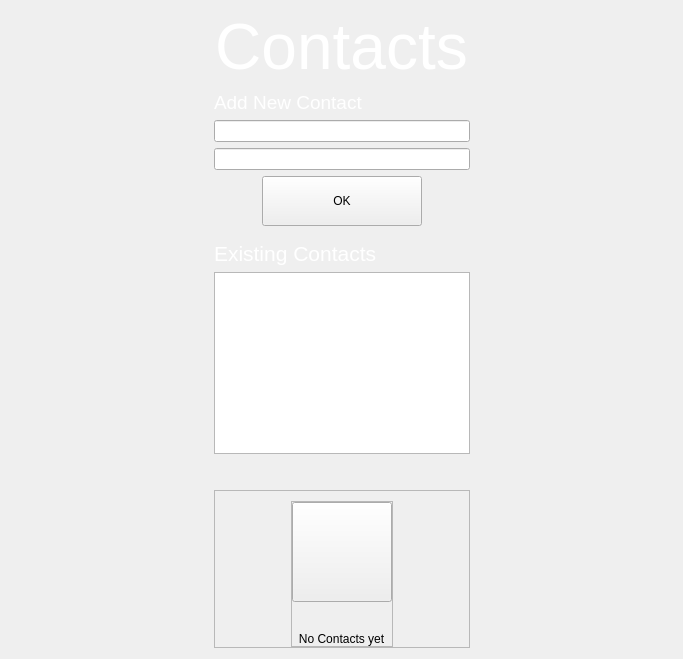
Above: src/qt/forms/addresseswidget.ui from eons-finance/ALQO before the change. Below: the same form after it.
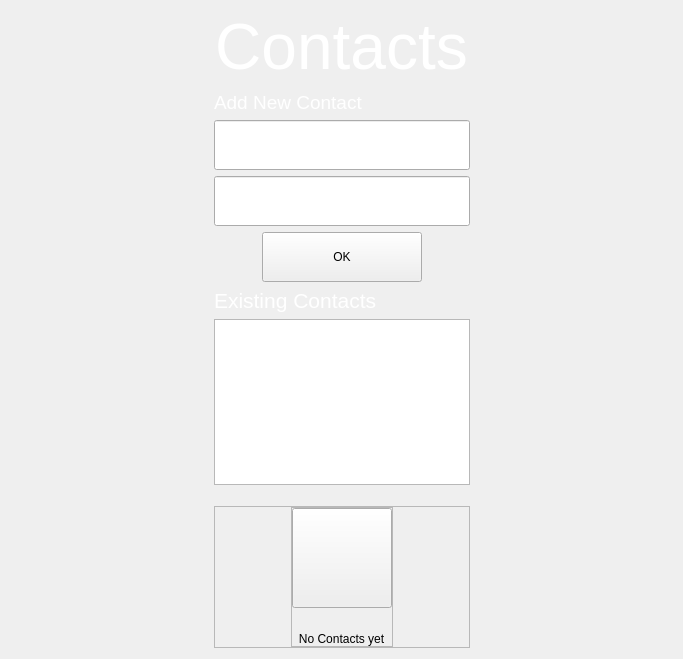
That is the form after the change.

```diff
--- a/src/qt/forms/addresseswidget.ui
+++ b/src/qt/forms/addresseswidget.ui
@@ -102,7 +102,26 @@
             <number>10</number>
            </property>
            <item>
-            <widget class="QLineEdit" name="lineEditName"/>
+            <widget class="QLineEdit" name="lineEditName">
+             <property name="sizePolicy">
+              <sizepolicy hsizetype="Expanding" vsizetype="Expanding">
+               <horstretch>0</horstretch>
+               <verstretch>0</verstretch>
+              </sizepolicy>
+             </property>
+             <property name="minimumSize">
+              <size>
+               <width>0</width>
+               <height>50</height>
+              </size>
+             </property>
+             <property name="maximumSize">
+              <size>
+               <width>16777215</width>
+               <height>50</height>
+              </size>
+             </property>
+            </widget>
            </item>
           </layout>
          </item>
@@ -112,7 +131,26 @@
             <number>10</number>
            </property>
            <item>
-            <widget class="QLineEdit" name="lineEditAddress"/>
+            <widget class="QLineEdit" name="lineEditAddress">
+             <property name="sizePolicy">
+              <sizepolicy hsizetype="Expanding" vsizetype="Expanding">
+               <horstretch>0</horstretch>
+               <verstretch>0</verstretch>
+              </sizepolicy>
+             </property>
+             <property name="minimumSize">
+              <size>
+               <width>0</width>
+               <height>50</height>
+              </size>
+             </property>
+             <property name="maximumSize">
+              <size>
+               <width>16777215</width>
+               <height>50</height>
+              </size>
+             </property>
+            </widget>
            </item>
           </layout>
          </item>
```
